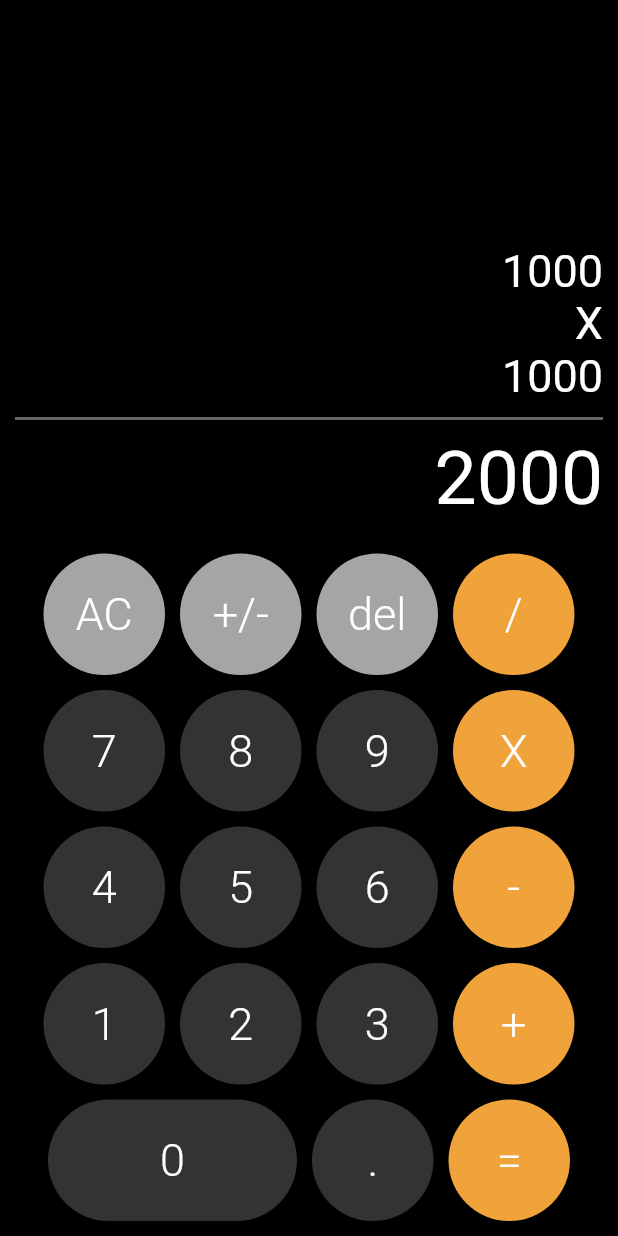
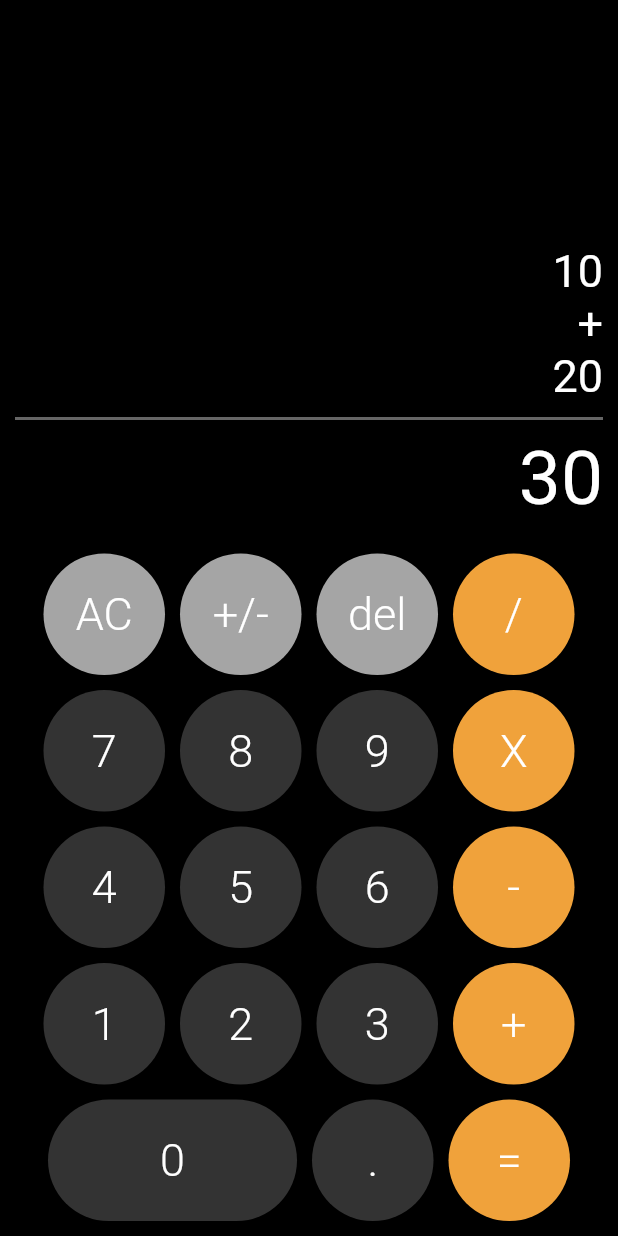
Before and after one commit to AracelyCondoriTipola/Calculadora_bloc, a Flutter app: the screen it shows after launch, on a phone screen of 412 x 824 dp. Run offline on Flutter 3.47's test engine with Material 2 defaults, Android fonts, the phone set to English and light mode, and no system bars; our stand-ins replace bloc, flutter_bloc; missing offline and left inert: dart:html; statements that could not run were skipped.

Commit message:
cambiando estados

```diff
--- a/lib/bloc/calculator/calculator_event.dart
+++ b/lib/bloc/calculator/calculator_event.dart
@@ -4,7 +4,7 @@ part of 'calculator_bloc.dart';
 @immutable
 abstract class CalculatorEvent {}
 
-class Reset extends CalculatorEvent {}
+class ResetAC extends CalculatorEvent {}
 
 class addNumber extends CalculatorEvent {
   final String number;
--- a/lib/bloc/calculator/calculator_state.dart
+++ b/lib/bloc/calculator/calculator_state.dart
@@ -3,12 +3,12 @@ part of 'calculator_bloc.dart';
 class CalculatorState {
   final String mathResult;
   final String firstNumber;
-  final String SecondNumber;
+  final String secondNumber;
   final String operation;
 
   CalculatorState(
       {this.mathResult = '30',
       this.firstNumber = '10',
-      this.SecondNumber = '20',
+      this.secondNumber = '20',
       this.operation = '+'});
 }
--- a/lib/main.dart
+++ b/lib/main.dart
@@ -1,8 +1,20 @@
+import 'dart:html';
+
+import 'package:calculadora/bloc/calculator/calculator_bloc.dart';
 import 'package:calculadora/screens/calculator_screen.dart';
 import 'package:flutter/material.dart';
+import 'package:flutter_bloc/flutter_bloc.dart';
 
+void main() => runApp(AppState());
 
-void main() => runApp(MyApp());
+class AppState extends StatelessWidget {
+  @override
+  Widget build(BuildContext context) {
+    return MultiBlocProvider(providers: [
+      BlocProvider<CalculatorBloc>(create: (_) => CalculatorBloc())
+    ], child: MyApp());
+  }
+}
 
 class MyApp extends StatelessWidget {
   @override
@@ -11,9 +23,7 @@ class MyApp extends StatelessWidget {
       debugShowCheckedModeBanner: false,
       title: 'Material App',
       home: CalculatorScreen(),
-      theme: ThemeData.dark().copyWith(
-        scaffoldBackgroundColor: Colors.black
-      ),
+      theme: ThemeData.dark().copyWith(scaffoldBackgroundColor: Colors.black),
     );
   }
 }
--- a/lib/screens/calculator_screen.dart
+++ b/lib/screens/calculator_screen.dart
@@ -1,57 +1,53 @@
 import 'package:flutter/material.dart';
+import 'package:flutter_bloc/flutter_bloc.dart';
+
+// ignore: unused_import
+import 'package:calculadora/bloc/calculator/calculator_bloc.dart';
+
+import 'package:calculadora/widgets/results_labels.dart';
 import 'package:calculadora/widgets/calc_button.dart';
-import 'package:calculadora/widgets/line_separator.dart';
-import 'package:calculadora/widgets/main_result.dart';
-import 'package:calculadora/widgets/sub_result.dart';
-
 
 class CalculatorScreen extends StatelessWidget {
-
   @override
   Widget build(BuildContext context) {
+    final CalculatorBloc = BlocProvider.of<CalculatorBloc>(context);
+
     return Scaffold(
         body: SafeArea(
       child: Container(
-          margin: EdgeInsets.symmetric( horizontal: 10 ),
+        margin: EdgeInsets.symmetric(horizontal: 10),
         child: Column(
           children: [
-
             Expanded(
               child: Container(),
             ),
-
-              SubResult( text: '1000' ),
-              SubResult( text: 'X' ),
-              SubResult( text: '1000' ),
-              LineSeparator(),
-              MainResultText( text: '2000' ),
-
+            ResultsLabels(),
             Row(
               mainAxisAlignment: MainAxisAlignment.center,
               children: [
+                //Evento
                 CalculatorButton(
                   text: 'AC',
-                    bgColor: Color(0xffA5A5A5 ),
-                    onPressed: () => print('AC'),
+                  bgColor: Color(0xffA5A5A5),
+                  onPressed: () => CalculatorBloc.add(ResetAC()),
                 ),
                 CalculatorButton(
                   text: '+/-',
-                    bgColor: Color(0xffA5A5A5 ),
+                  bgColor: Color(0xffA5A5A5),
                   onPressed: () => print('+/-'),
                 ),
                 CalculatorButton(
                   text: 'del',
-                    bgColor: Color(0xffA5A5A5 ),
+                  bgColor: Color(0xffA5A5A5),
                   onPressed: () => print('del'),
                 ),
                 CalculatorButton(
                   text: '/',
-                    bgColor: Color(0xffF0A23B ),
+                  bgColor: Color(0xffF0A23B),
                   onPressed: () => print('/'),
                 ),
               ],
             ),
-
             Row(
               mainAxisAlignment: MainAxisAlignment.center,
               children: [
@@ -69,12 +65,11 @@ class CalculatorScreen extends StatelessWidget {
                 ),
                 CalculatorButton(
                   text: 'X',
-                    bgColor: Color(0xffF0A23B ),
+                  bgColor: Color(0xffF0A23B),
                   onPressed: () => print('X'),
                 ),
               ],
             ),
-
             Row(
               mainAxisAlignment: MainAxisAlignment.center,
               children: [
@@ -92,12 +87,11 @@ class CalculatorScreen extends StatelessWidget {
                 ),
                 CalculatorButton(
                   text: '-',
-                    bgColor: Color(0xffF0A23B ),
+                  bgColor: Color(0xffF0A23B),
                   onPressed: () => print('-'),
                 ),
               ],
             ),
-
             Row(
               mainAxisAlignment: MainAxisAlignment.center,
               children: [
@@ -115,12 +109,11 @@ class CalculatorScreen extends StatelessWidget {
                 ),
                 CalculatorButton(
                   text: '+',
-                    bgColor: Color(0xffF0A23B ),
+                  bgColor: Color(0xffF0A23B),
                   onPressed: () => print('+'),
                 ),
               ],
             ),
-
             Row(
               mainAxisAlignment: MainAxisAlignment.center,
               children: [
@@ -135,7 +128,7 @@ class CalculatorScreen extends StatelessWidget {
                 ),
                 CalculatorButton(
                   text: '=',
-                    bgColor: Color(0xffF0A23B ),
+                  bgColor: Color(0xffF0A23B),
                   onPressed: () => print('='),
                 ),
               ],
@@ -143,7 +136,6 @@ class CalculatorScreen extends StatelessWidget {
           ],
         ),
       ),
-      )
-   );
+    ));
   }
 }
--- /dev/null
+++ b/lib/widgets/results_labels.dart
@@ -0,0 +1,26 @@
+import 'package:calculadora/bloc/calculator/calculator_bloc.dart';
+import 'package:calculadora/widgets/sub_result.dart';
+import 'package:flutter/cupertino.dart';
+import 'package:flutter_bloc/flutter_bloc.dart';
+
+import 'line_separator.dart';
+import 'main_result.dart';
+
+class ResultsLabels extends StatelessWidget {
+  @override
+  Widget build(BuildContext context) {
+    return BlocBuilder<CalculatorBloc, CalculatorState>(
+      builder: (context, state) {
+        return Column(
+          children: [
+            SubResult(text: state.firstNumber),
+            SubResult(text: state.operation),
+            SubResult(text: state.secondNumber),
+            LineSeparator(),
+            MainResultText(text: state.mathResult),
+          ],
+        );
+      },
+    );
+  }
+}
```
Also changed, not shown: lib/bloc/calculator/calculator_bloc.dart (+3 -4 lines). Lines whose indentation alone changed are shown as unchanged.
